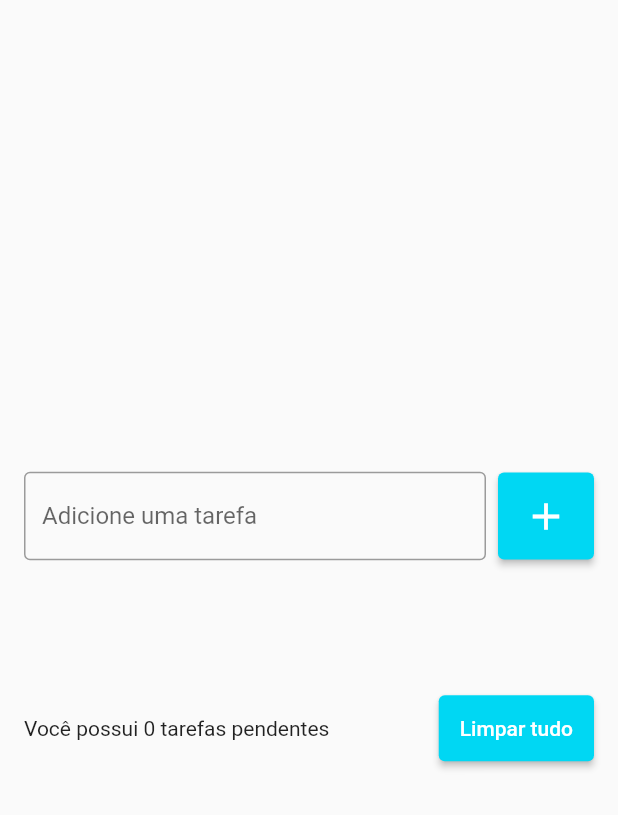
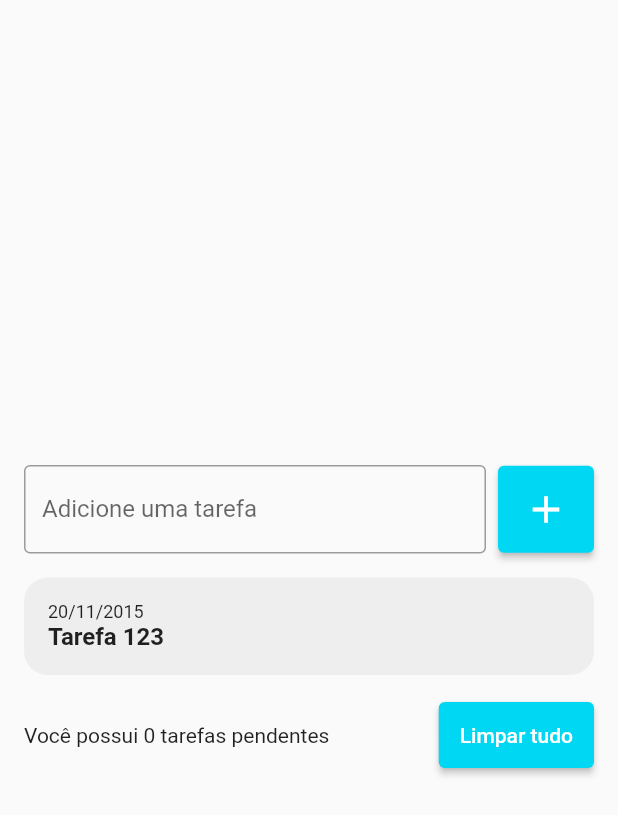
Before and after one commit to jamessonfaria/flutter-todo_list, a Flutter app: the screen it shows after launch, after a tap on the "add" icon, on a phone screen of 412 x 824 dp. Shown: the top 815 px of the screen. Run offline on Flutter 3.47's test engine with Material 2 defaults, Android fonts, the phone set to English and light mode, and no system bars.

Commit message:
Ajuste para melhorar a interface do listview

```diff
--- a/lib/pages/todo_list_page.dart
+++ b/lib/pages/todo_list_page.dart
@@ -1,4 +1,6 @@
 import 'package:flutter/material.dart';
+
+import '../widgets/todo_list_item.dart';
 
 class TodoListPage extends StatefulWidget {
   const TodoListPage({Key? key}) : super(key: key);
@@ -58,12 +60,7 @@
                   shrinkWrap: true,
                   children: [
                     for (String todo in todos)
-                      ListTile(
-                        title: Text(todo),
-                        onTap: () {
-                          print("tarefa: $todo");
-                        },
-                      ),
+                      TodoListItem(),
                   ],
                 ),
               ),
--- /dev/null
+++ b/lib/widgets/todo_list_item.dart
@@ -0,0 +1,27 @@
+import 'package:flutter/material.dart';
+
+class TodoListItem extends StatelessWidget {
+  const TodoListItem({Key? key}) : super(key: key);
+
+  @override
+  Widget build(BuildContext context) {
+    return Container(
+      decoration: BoxDecoration(
+          color: Colors.grey[200],
+          borderRadius: BorderRadius.circular(16)),
+      padding: const EdgeInsets.all(16),
+      child: Column(
+        crossAxisAlignment: CrossAxisAlignment.start,
+        children: [
+          Text("20/11/2015", style: TextStyle(
+            fontSize: 12
+          ),),
+          Text("Tarefa 123", style: TextStyle(
+            fontSize: 16,
+            fontWeight: FontWeight.w600
+          ),),
+        ],
+      ),
+    );
+  }
+}
```
